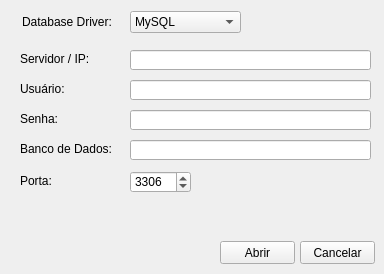
First picture: the form in example/configconnection.ui, repository AndersonSKM/FvDatabase, before the edit.
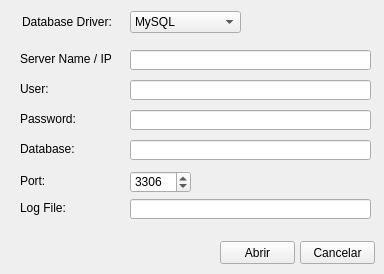
Second picture: the form after the edit. Icons and pictures are not drawn.

The edit to the form file:
```diff
--- a/example/configconnection.ui
+++ b/example/configconnection.ui
@@ -38,7 +38,7 @@
     </font>
    </property>
    <property name="text">
-    <string>Usuário:</string>
+    <string>User:</string>
    </property>
   </widget>
   <widget class="QLineEdit" name="edtDatabase">
@@ -70,7 +70,7 @@
     </font>
    </property>
    <property name="text">
-    <string>Banco de Dados:</string>
+    <string>Database:</string>
    </property>
   </widget>
   <widget class="QLabel" name="label_5">
@@ -89,7 +89,7 @@
     </font>
    </property>
    <property name="text">
-    <string>Porta:</string>
+    <string>Port:</string>
    </property>
   </widget>
   <widget class="QLabel" name="label_4">
@@ -108,7 +108,7 @@
     </font>
    </property>
    <property name="text">
-    <string>Senha:</string>
+    <string>Password:</string>
    </property>
   </widget>
   <widget class="QPushButton" name="btnCancel">
@@ -176,7 +176,7 @@
     </font>
    </property>
    <property name="text">
-    <string>Servidor / IP:</string>
+    <string>Server Name / IP:</string>
    </property>
   </widget>
   <widget class="QLabel" name="label">
@@ -260,6 +260,38 @@
     </property>
    </item>
   </widget>
+  <widget class="QLineEdit" name="edtLogFilePath">
+   <property name="geometry">
+    <rect>
+     <x>130</x>
+     <y>199</y>
+     <width>241</width>
+     <height>20</height>
+    </rect>
+   </property>
+   <property name="echoMode">
+    <enum>QLineEdit::Normal</enum>
+   </property>
+  </widget>
+  <widget class="QLabel" name="label_7">
+   <property name="geometry">
+    <rect>
+     <x>20</x>
+     <y>200</y>
+     <width>91</width>
+     <height>16</height>
+    </rect>
+   </property>
+   <property name="font">
+    <font>
+     <family>Tahoma</family>
+     <pointsize>9</pointsize>
+    </font>
+   </property>
+   <property name="text">
+    <string>Log File:</string>
+   </property>
+  </widget>
  </widget>
  <tabstops>
   <tabstop>comboBox</tabstop>
```
